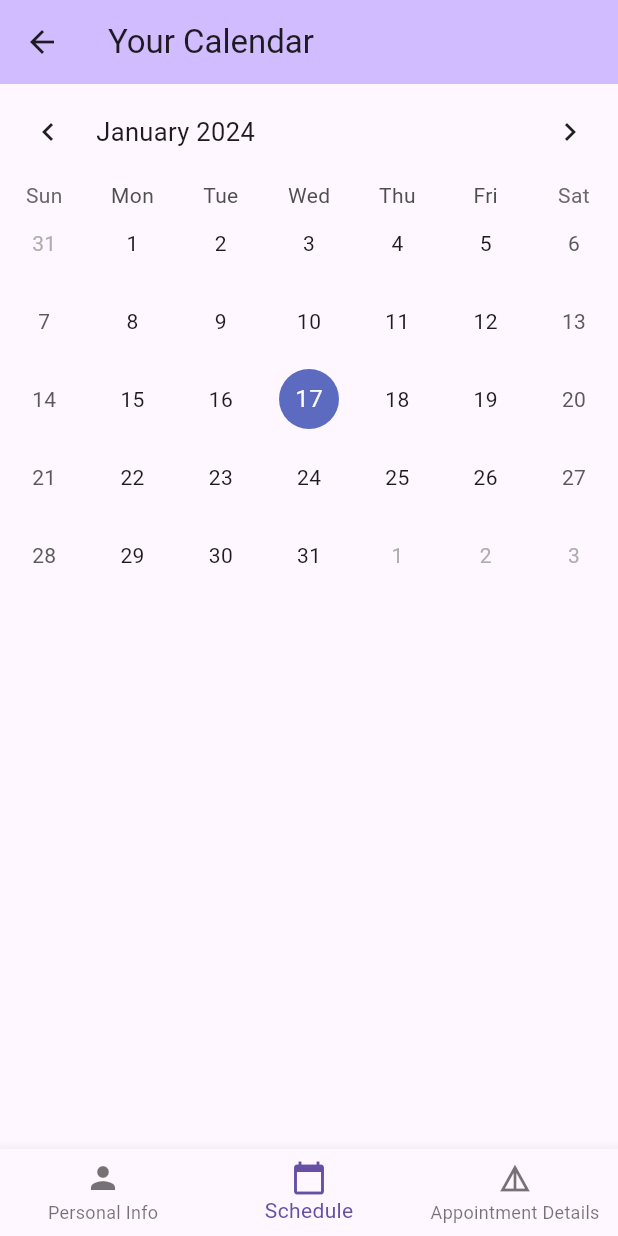
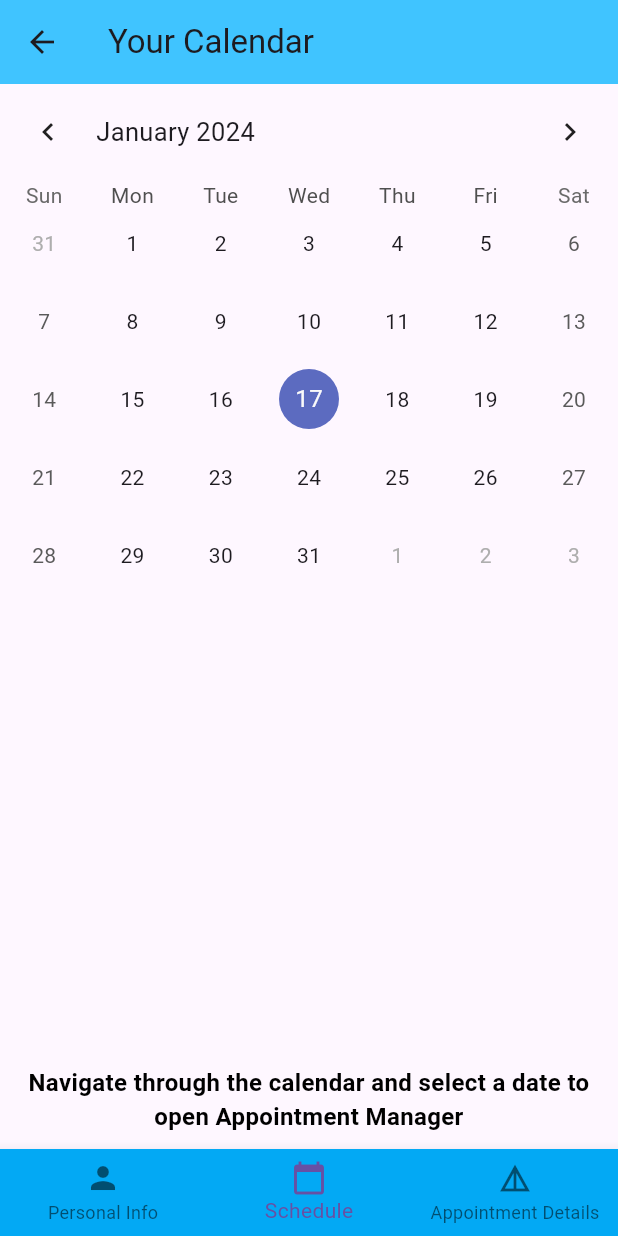
Before and after one commit to RohanTonmoy/medipoint, a Flutter app: the SchedulePage screen opened directly with empty values, on a phone screen of 412 x 824 dp. Run offline on Flutter 3.47's test engine with Material 3 defaults, Android fonts, the phone set to English and light mode, and no system bars; drawn by our look-alikes of table_calendar; our stand-ins replace sqflite; accounts and stored records are empty.

Commit message:
Update schedulepage.dart

```diff
--- a/lib/schedulepage.dart
+++ b/lib/schedulepage.dart
@@ -5,7 +5,7 @@ import 'package:medipoint_new/personalinfo.dart';
 import 'package:table_calendar/table_calendar.dart';
 import 'patient.dart';
 import 'package:medipoint_new/login.dart';
-
+List<String> info = ['First', 'Last', 'Month', 'Day', 'Year', 'Description'];
 class SchedulePage extends StatefulWidget {
   final Patient patient;
 
@@ -21,6 +21,7 @@ class _SchedulePageState extends State<SchedulePage> {
   late DateTime? _selectedDay;
   int _currentIndex = 1;
 
+
   List<String> _scheduleDetails = [];
 
   @override
@@ -31,17 +32,12 @@ class _SchedulePageState extends State<SchedulePage> {
     _selectedDay = _focusedDay;
   }
 
-  /*List<String> _getEvents(DateTime day) {
-    //get events for day
-    return events[day] ?? [];
-  }
-  */
 
   @override
   Widget build(BuildContext context) {
     return Scaffold(
       appBar: AppBar(
-        backgroundColor: Theme.of(context).colorScheme.inversePrimary,
+        backgroundColor: Colors.lightBlueAccent,
         title: Text('Your Calendar'),
       ),
       body: Column(
@@ -89,8 +85,20 @@ class _SchedulePageState extends State<SchedulePage> {
             },
           ),
         ),
+        Padding(
+                      padding: const EdgeInsets.symmetric(
+                          horizontal: 8, vertical: 10),
+                      child: Text('Navigate through the calendar and select a date to open Appointment Manager',
+                      style: TextStyle(
+                fontSize: 16,
+                color: Colors.black,
+                fontWeight: FontWeight.bold,
+              ),
+              textAlign: TextAlign.center,)
+                    ),
       ]),
       bottomNavigationBar: BottomNavigationBar(
+        backgroundColor: Colors.lightBlue,
         currentIndex: _currentIndex,
         onTap: (value) {
           setState(() {
@@ -102,6 +110,7 @@ class _SchedulePageState extends State<SchedulePage> {
           BottomNavigationBarItem(
             icon: Icon(Icons.person),
             label: "Personal Info",
+
           ),
           BottomNavigationBarItem(
             icon: Icon(Icons.calendar_today),
@@ -125,11 +134,7 @@ class _SchedulePageState extends State<SchedulePage> {
                 builder: (context) => PersonalInfo(patient: widget.patient)));
         break;
       case 1:
-        Navigator.push(
-          context,
-          MaterialPageRoute(
-              builder: (context) => SchedulePage(patient: widget.patient)),
-        );
+
         break;
       case 2:
         Navigator.pushReplacement(
```
